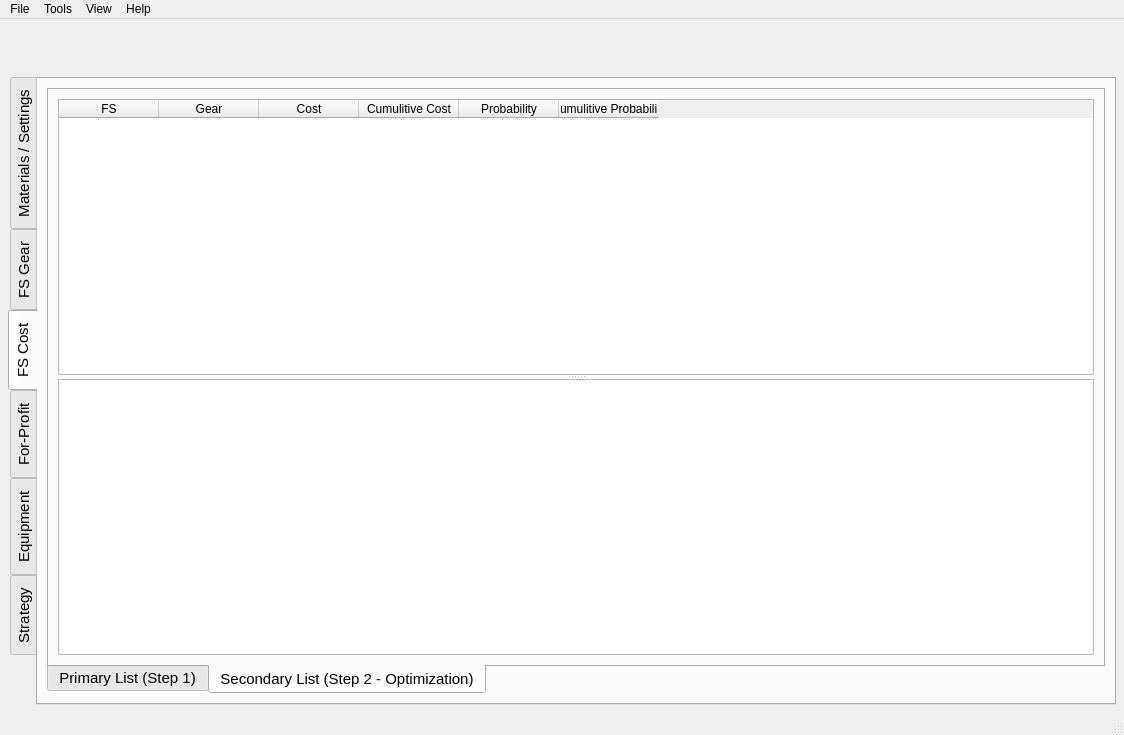
Above: Forms/Main_Window.ui from Graveflo/BDO_Enhancement_Tool before the change. Below: the same form after it.
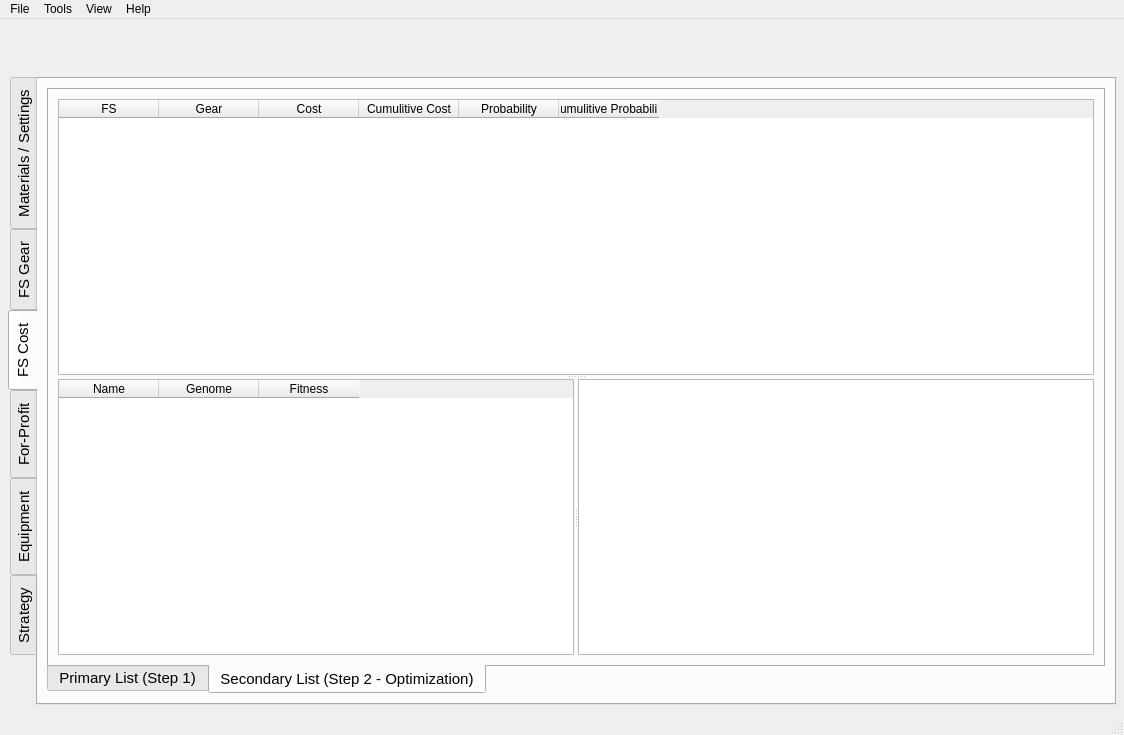
That is the form after the change. The open tabs and pages were chosen to show the change. Icons and pictures are not drawn. Custom widgets are drawn as their Qt base class.

The edit to the form file:
```diff
--- a/Forms/Main_Window.ui
+++ b/Forms/Main_Window.ui
@@ -942,7 +942,7 @@
            </attribute>
            <layout class="QVBoxLayout" name="verticalLayout_9">
             <item>
-             <widget class="QSplitter" name="splitter_4">
+             <widget class="QSplitter" name="splitter_5">
               <property name="orientation">
                <enum>Qt::Vertical</enum>
               </property>
@@ -990,7 +990,29 @@
                 </property>
                </column>
               </widget>
-              <widget class="PlotWidget" name="graphicsView"/>
+              <widget class="QSplitter" name="splitter_4">
+               <property name="orientation">
+                <enum>Qt::Horizontal</enum>
+               </property>
+               <widget class="TableGenome" name="table_genome">
+                <column>
+                 <property name="text">
+                  <string>Name</string>
+                 </property>
+                </column>
+                <column>
+                 <property name="text">
+                  <string>Genome</string>
+                 </property>
+                </column>
+                <column>
+                 <property name="text">
+                  <string>Fitness</string>
+                 </property>
+                </column>
+               </widget>
+               <widget class="PlotWidget" name="graph_genome"/>
+              </widget>
              </widget>
             </item>
            </layout>
@@ -1565,6 +1587,11 @@
    <extends>QTreeWidget</extends>
    <header>BDO_Enhancement_Tool.Widgets.table_FS_Secondary</header>
   </customwidget>
+  <customwidget>
+   <class>TableGenome</class>
+   <extends>QTableWidget</extends>
+   <header>BDO_Enhancement_Tool.Widgets.tableGenome</header>
+  </customwidget>
  </customwidgets>
  <resources/>
  <connections/>
```
Left out of the diff: 4 changed lines with no effect on the pictures.
